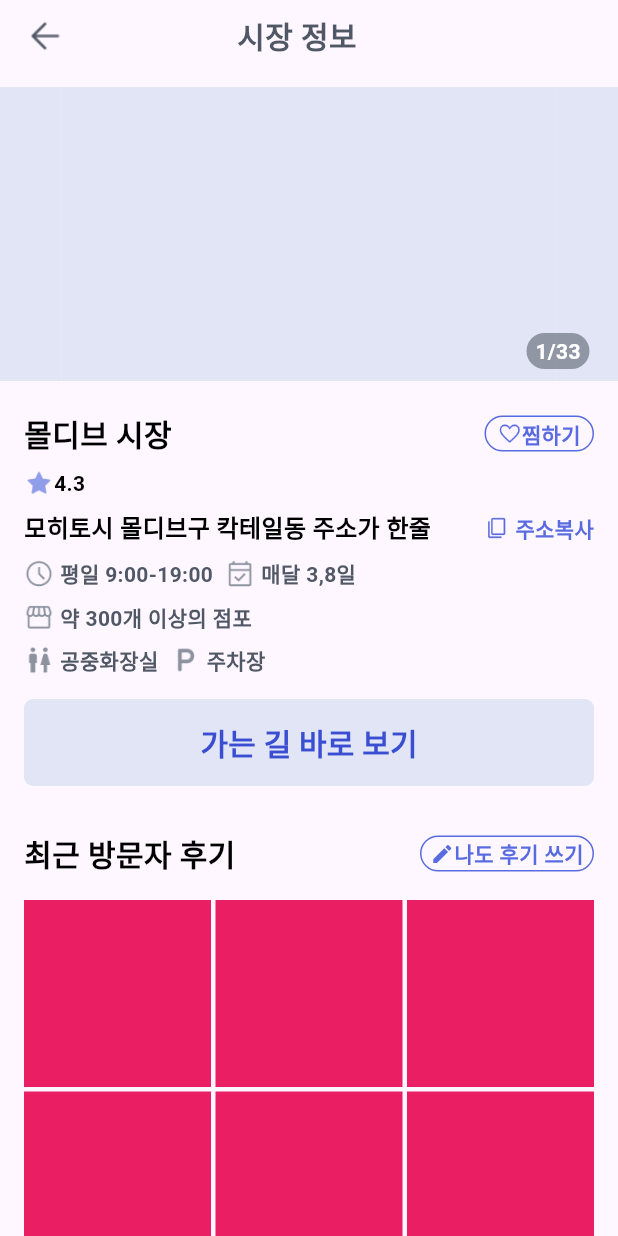
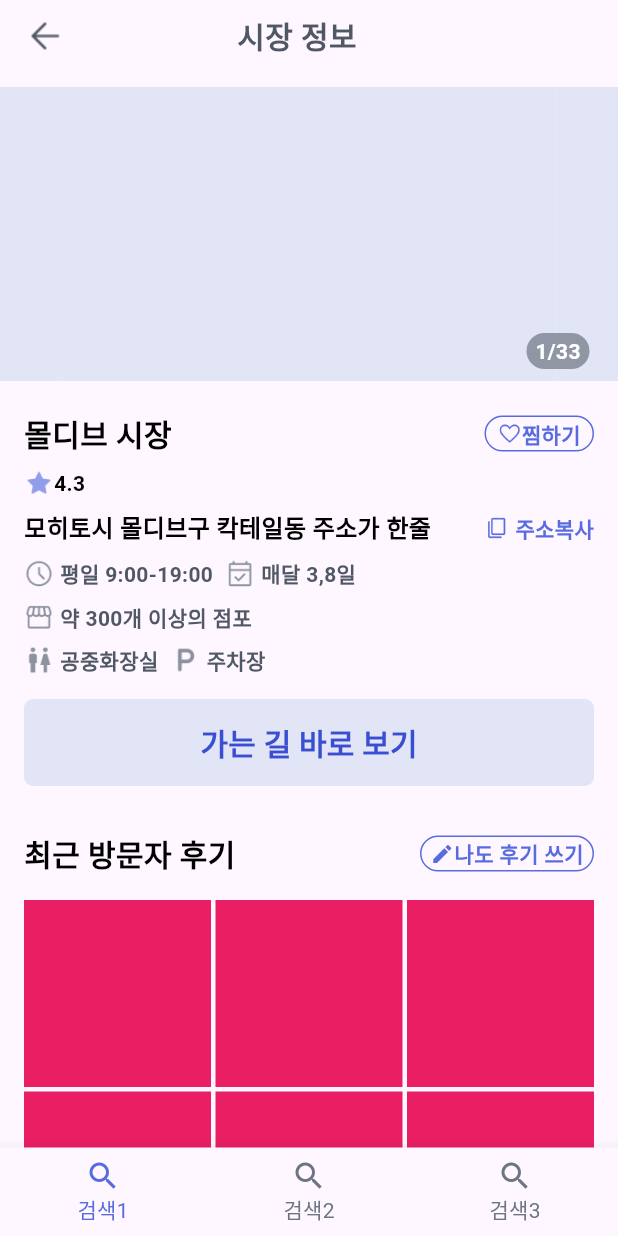
Before and after one commit to jaekyung-you/seenear_flutter, a Flutter app: the MarketDetailScreen screen opened by its route, on a phone screen of 412 x 824 dp. Run offline on Flutter 3.47's test engine with Material 2 defaults, Android fonts, the phone set to English and light mode, and no system bars; drawn by our look-alikes of carousel_slider; our stand-ins replace device_info_plus, dio, get, package_info_plus, permission_handler, share_plus and 2 more; missing offline and left inert: dart:html, kakao_flutter_sdk_user; network calls fail; statements that could not run were skipped.

Commit message:
bottom navigation bar 추가, 검색화면 연결

```diff
--- a/lib/presentation/base_widget/seenear_base_scaffold.dart
+++ b/lib/presentation/base_widget/seenear_base_scaffold.dart
@@ -1,10 +1,21 @@
 import 'package:flutter/material.dart';
+import 'package:get/get.dart';
+import 'package:seenear/const/design_system/seenear_color.dart';
 
-class SeenearBaseScaffold extends StatelessWidget {
+import '../../const/seenear_path.dart';
+
+class SeenearBaseScaffold extends StatefulWidget {
   final Widget child;
   final double? padding;
 
   const SeenearBaseScaffold({super.key, required this.child, this.padding});
+
+  @override
+  State<SeenearBaseScaffold> createState() => _SeenearBaseScaffoldState();
+}
+
+class _SeenearBaseScaffoldState extends State<SeenearBaseScaffold> {
+  int _selectedIndex = 0;
 
   @override
   Widget build(BuildContext context) {
@@ -15,10 +26,30 @@ class SeenearBaseScaffold extends StatelessWidget {
           FocusScope.of(context).unfocus();
         },
         child: Scaffold(
+            bottomNavigationBar: BottomNavigationBar(
+              type: BottomNavigationBarType.fixed,
+              unselectedItemColor: SeenearColor.grey50,
+              selectedItemColor: SeenearColor.blue60,
+              selectedFontSize: 14,
+              unselectedFontSize: 14,
+              currentIndex: _selectedIndex,
+              items: [
+                BottomNavigationBarItem(label: '검색1',icon: Icon(Icons.search),),
+                BottomNavigationBarItem(label: '검색2',icon: Icon(Icons.search),),
+                BottomNavigationBarItem(label: '검색3',icon: Icon(Icons.search),),
+              ],
+              onTap: (index) {
+                // Get.offNamed해야할듯..?
+                setState(() {
+                  _selectedIndex = index;
+                });
+                Get.toNamed(SeenearPath.SEARCH);
+              },
+            ),
           body: SafeArea(
             child: Padding(
-              padding: EdgeInsets.symmetric(horizontal: padding ?? 0.0),
-              child: child,
+              padding: EdgeInsets.symmetric(horizontal: widget.padding ?? 0.0),
+              child: widget.child,
             ),
           ),
         ),
--- a/lib/presentation/search/controller/search_controller.dart
+++ b/lib/presentation/search/controller/search_controller.dart
@@ -1,5 +1,22 @@
+import 'package:flutter/cupertino.dart';
+import 'package:flutter/material.dart';
 import 'package:get/get.dart';
 
-class SearchScreenController extends GetxController {
+class SearchScreenController extends GetxController with GetSingleTickerProviderStateMixin {
+  // property
+  TextEditingController searchInputController = TextEditingController();
+  late TabController tabController;
+  List<String> tabList = ['인기 검색어', '최근 검색어'];
 
+  @override
+  void onInit() {
+    super.onInit();
+    tabController = TabController(vsync: this, length: 2);
+  }
+
+  @override
+  void onClose() {
+    tabController.dispose();
+    super.onClose();
+  }
 }
```
Also changed, not shown: lib/presentation/search/widget/search_screen.dart (+94 -2 lines).
